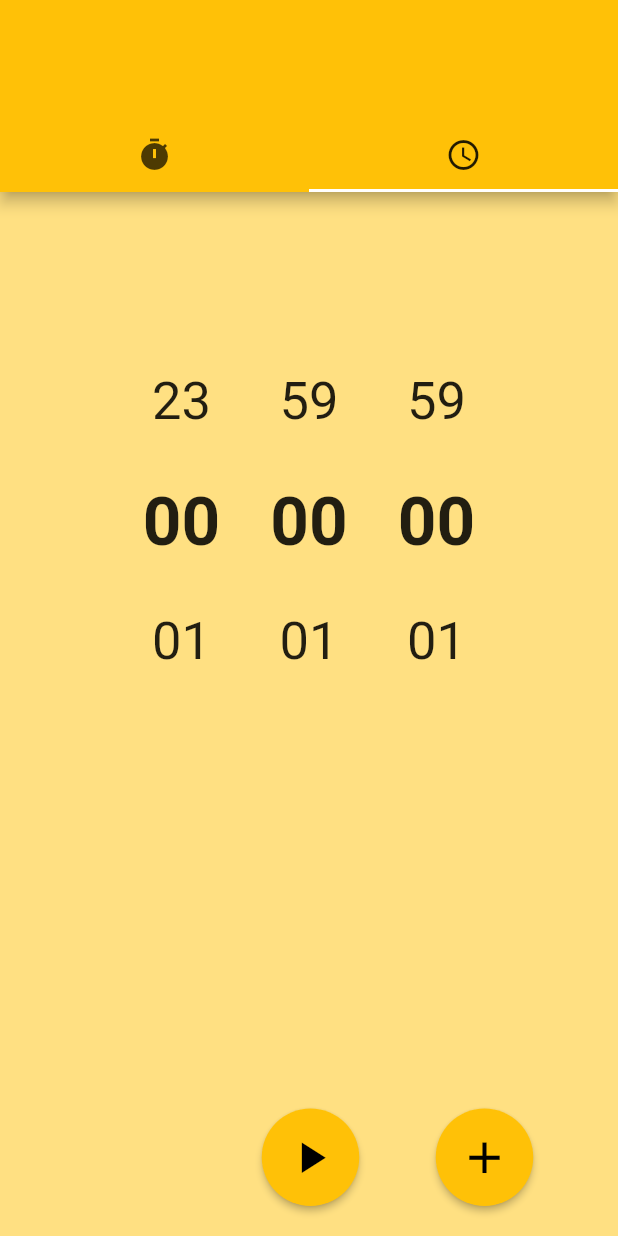
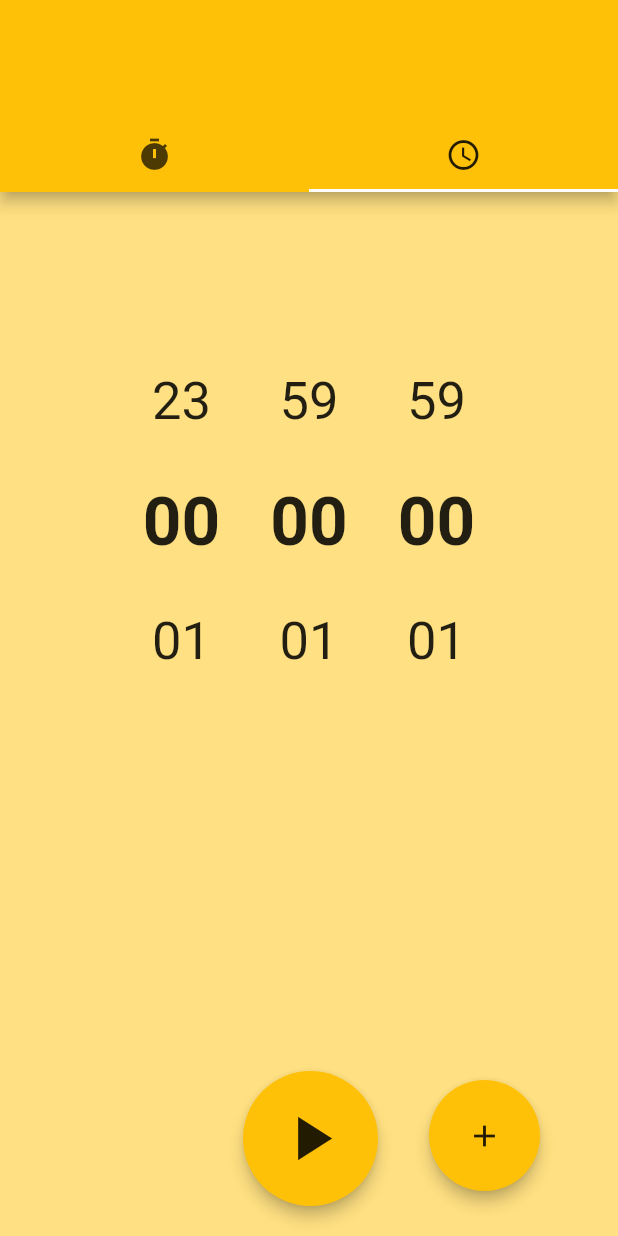
Before and after one commit to lionharrt/Stopwatch, a Flutter app: the screen it shows after launch, tab 2 chosen, on a phone screen of 412 x 824 dp. Run offline on Flutter 3.47's test engine with Material 2 defaults, Android fonts, the phone set to English and light mode, and no system bars; drawn by our look-alikes of flutter_time_picker_spinner.

Commit message:
stopwatch and timer now remembering data regardless of tab

```diff
--- a/lib/data_storage.dart
+++ b/lib/data_storage.dart
@@ -1,5 +1,19 @@
 import 'package:hello_world/stopwatch.dart';
+import 'package:hello_world/timer.dart';
 
 class DataStorage {
-  StopWatch stopwatchState = StopWatch();
+  static final DataStorage _singleton = DataStorage._internal();
+  final StopWatch stopwatchState = StopWatch();
+  final List<Duration> frequentTimers = [
+    Duration(minutes: 5),
+    Duration(minutes: 10),
+    Duration(minutes: 15)
+  ];
+  final HourGlassTimer hourGlassTimerState = HourGlassTimer();
+
+  factory DataStorage() {
+    return _singleton;
+  }
+
+  DataStorage._internal();
 }
--- a/lib/main.dart
+++ b/lib/main.dart
@@ -55,8 +55,9 @@ class _HomePageState extends State<HomePage>
 
   Widget getTabBarPages() {
     return TabBarView(controller: tabController, children: <Widget>[
-      StopWatchPage(dataStorage),
-      HourGlassTimerPage(),
+      StopWatchPage(dataStorage.stopwatchState),
+      HourGlassTimerPage(
+          dataStorage.frequentTimers, dataStorage.hourGlassTimerState),
     ]);
   }
 
--- a/lib/timer.dart
+++ b/lib/timer.dart
@@ -4,22 +4,9 @@ import 'dart:math' as math;
 import 'package:flutter/cupertino.dart';
 import 'package:flutter/material.dart';
 import 'package:flutter_time_picker_spinner/flutter_time_picker_spinner.dart';
+import 'package:hello_world/generic_button.dart';
 
-class HourGlassTimerPage extends StatefulWidget {
-  final List<Duration> frequentTimers = [
-    Duration(minutes: 5),
-    Duration(minutes: 10),
-    Duration(minutes: 15)
-  ];
-  HourGlassTimerPage({Key key}) : super(key: key);
-
-  @override
-  _HourGlassTimerPageState createState() => _HourGlassTimerPageState();
-}
-
-class _HourGlassTimerPageState extends State<HourGlassTimerPage>
-    with TickerProviderStateMixin {
-  //-----------------Properties--------------------//
+class HourGlassTimer {
   AnimationController controller;
 
   Duration originalDuration = Duration();
@@ -32,172 +19,164 @@ class _HourGlassTimerPageState extends State<HourGlassTimerPage>
   bool isStarted = false;
   bool isPaused = false;
   bool isFinished = false;
-  DateTime dateTime = DateTime(2000);
+  DateTime dateTime = DateTime(0);
+}
 
-//-----------------LifeCycle--------------------//
+class HourGlassTimerPage extends StatefulWidget {
+  final List<Duration> frequentTimers;
+  final HourGlassTimer hourGlassTimer;
+  HourGlassTimerPage(this.frequentTimers, this.hourGlassTimer, {Key key})
+      : super(key: key);
+
+  @override
+  _HourGlassTimerPageState createState() => _HourGlassTimerPageState();
+}
+
+class _HourGlassTimerPageState extends State<HourGlassTimerPage>
+    with TickerProviderStateMixin {
+  //*-----------------Properties--------------------//
+
+//*-----------------LifeCycle--------------------//
   @override
   void initState() {
     super.initState();
-    controller = AnimationController(
-      vsync: this,
-      duration: Duration(),
-    );
+    if (widget.hourGlassTimer.controller == null) {
+      widget.hourGlassTimer.controller = AnimationController(
+        vsync: this,
+        duration: Duration(),
+      );
+    }
   }
 
   @override
   void dispose() {
-    timer.cancel();
-    controller.dispose();
     super.dispose();
   }
 
-  //-----------------Methods--------------------//
+  //*-----------------Methods--------------------//
   String formatTime() {
-    String hours = changingDuration.inHours < 10
-        ? '0${changingDuration.inHours}'
-        : '${changingDuration.inHours}';
-    String minutes = changingDuration.inMinutes % 60 < 10
-        ? '0${changingDuration.inMinutes % 60}'
-        : '${changingDuration.inMinutes % 60}';
-    String seconds = changingDuration.inSeconds % 60 < 10
-        ? '0${changingDuration.inSeconds % 60}'
-        : '${changingDuration.inSeconds % 60}';
+    String hours = widget.hourGlassTimer.changingDuration.inHours < 10
+        ? '0${widget.hourGlassTimer.changingDuration.inHours}'
+        : '${widget.hourGlassTimer.changingDuration.inHours}';
+    String minutes = widget.hourGlassTimer.changingDuration.inMinutes % 60 < 10
+        ? '0${widget.hourGlassTimer.changingDuration.inMinutes % 60}'
+        : '${widget.hourGlassTimer.changingDuration.inMinutes % 60}';
+    String seconds = widget.hourGlassTimer.changingDuration.inSeconds % 60 < 10
+        ? '0${widget.hourGlassTimer.changingDuration.inSeconds % 60}'
+        : '${widget.hourGlassTimer.changingDuration.inSeconds % 60}';
 
     print("$hours:$minutes:$seconds");
     return "$hours:$minutes:$seconds";
   }
 
   void play() {
-    if (originalDuration.inSeconds >= 1) {
-      controller.duration = originalDuration;
-      // --- handle animation --- //
-      if (controller.isAnimating)
-        controller.stop();
+    if (widget.hourGlassTimer.originalDuration.inSeconds >= 1) {
+      widget.hourGlassTimer.controller.duration =
+          widget.hourGlassTimer.originalDuration;
+      //* --- handle animation --- //
+      if (widget.hourGlassTimer.controller.isAnimating)
+        widget.hourGlassTimer.controller.stop();
       else {
-        controller.reverse(
-            from: controller.value == 0.0 ? 1.0 : controller.value);
+        widget.hourGlassTimer.controller.reverse(
+            from: widget.hourGlassTimer.controller.value == 0.0
+                ? 1.0
+                : widget.hourGlassTimer.controller.value);
       }
-      // --- handle time --- //
-      if (!isStarted) {
+      //* --- handle time --- //
+      if (!widget.hourGlassTimer.isStarted) {
         setState(() {
-          changingDuration = originalDuration;
-          isStarted = true;
+          widget.hourGlassTimer.changingDuration =
+              widget.hourGlassTimer.originalDuration;
+          widget.hourGlassTimer.isStarted = true;
         });
         _tick();
-      } else if (isPaused && !isFinished) {
+      } else if (widget.hourGlassTimer.isPaused &&
+          !widget.hourGlassTimer.isFinished) {
         setState(() {
-          isPaused = false;
+          widget.hourGlassTimer.isPaused = false;
         });
-        nativeStopWatch.start();
+        widget.hourGlassTimer.nativeStopWatch.start();
         _tick();
       } else {
         // pausing
         setState(() {
-          nativeStopWatch.stop();
-          isPaused = true;
+          widget.hourGlassTimer.nativeStopWatch.stop();
+          widget.hourGlassTimer.isPaused = true;
         });
-        timer.cancel();
+        widget.hourGlassTimer.timer.cancel();
       }
     }
   }
 
   void repeat() {
     setState(() {
-      isFinished = false;
+      widget.hourGlassTimer.isStarted = false;
+      widget.hourGlassTimer.isFinished = false;
+      widget.hourGlassTimer.timer.cancel();
+      widget.hourGlassTimer.isPaused = false;
+      widget.hourGlassTimer.controller.reset();
+      widget.hourGlassTimer.nativeStopWatch = null;
+      widget.hourGlassTimer.changingDuration = Duration();
     });
     play();
   }
 
   void toggleShowFrequentTimers() {
     setState(() {
-      showFrequentTimers = !showFrequentTimers;
+      widget.hourGlassTimer.showFrequentTimers =
+          !widget.hourGlassTimer.showFrequentTimers;
     });
   }
 
   void setTimeFromFrequent(int minutes) {
     setState(() {
-      dateTime = DateTime(0, 0, 0, 0, minutes);
-      originalDuration = Duration(minutes: minutes);
+      widget.hourGlassTimer.dateTime = DateTime(0, 0, 0, 0, minutes);
+      widget.hourGlassTimer.originalDuration = Duration(minutes: minutes);
     });
-    print(dateTime);
+    print(widget.hourGlassTimer.dateTime);
   }
 
   void stop() {
-    timer.cancel();
-    controller.reset();
-    nativeStopWatch = null;
+    widget.hourGlassTimer.timer.cancel();
+    widget.hourGlassTimer.controller.reset();
+    widget.hourGlassTimer.nativeStopWatch = null;
     setState(() {
-      originalDuration = Duration();
-      changingDuration = Duration();
-      isStarted = false;
-      isPaused = false;
-      isFinished = false;
+      widget.hourGlassTimer.originalDuration = Duration();
+      widget.hourGlassTimer.changingDuration = Duration();
+      widget.hourGlassTimer.isStarted = false;
+      widget.hourGlassTimer.isPaused = false;
+      widget.hourGlassTimer.isFinished = false;
     });
   }
 
   void _tick() {
-    timer = Timer.periodic(Duration(milliseconds: 200), (Timer timer) {
+    widget.hourGlassTimer.timer =
+        Timer.periodic(Duration(milliseconds: 200), (Timer timer) {
       // if stopwatch is not created  ? start
-      if (nativeStopWatch == null) {
-        nativeStopWatch = Stopwatch();
-        nativeStopWatch.start();
+      if (widget.hourGlassTimer.nativeStopWatch == null) {
+        widget.hourGlassTimer.nativeStopWatch = Stopwatch();
+        widget.hourGlassTimer.nativeStopWatch.start();
       }
-      if (changingDuration.inMilliseconds < 350) {
+      if (widget.hourGlassTimer.changingDuration.inMilliseconds < 350) {
         setState(() {
-          changingDuration = Duration(
-              milliseconds: originalDuration.inMilliseconds -
-                  nativeStopWatch.elapsedMilliseconds);
-          isFinished = true;
+          widget.hourGlassTimer.changingDuration = Duration(
+              milliseconds: widget
+                      .hourGlassTimer.originalDuration.inMilliseconds -
+                  widget.hourGlassTimer.nativeStopWatch.elapsedMilliseconds);
+          widget.hourGlassTimer.isFinished = true;
         });
-        timer.cancel();
+        widget.hourGlassTimer.timer.cancel();
       } else {}
       setState(() {
-        changingDuration = Duration(
-            milliseconds: originalDuration.inMilliseconds -
-                nativeStopWatch.elapsedMilliseconds);
+        widget.hourGlassTimer.changingDuration = Duration(
+            milliseconds:
+                widget.hourGlassTimer.originalDuration.inMilliseconds -
+                    widget.hourGlassTimer.nativeStopWatch.elapsedMilliseconds);
       });
     });
   }
 
-  //-----------------Widgets--------------------//
-  Widget getIconButton(
-      {IconData icon,
-      Alignment alignment,
-      EdgeInsets margin,
-      Function method,
-      double size,
-      BuildContext context}) {
-    ThemeData themeData = Theme.of(context);
-
-    if (alignment == null) {
-      return Container(
-        margin: margin,
-        child: RawMaterialButton(
-          onPressed: () => method(),
-          elevation: 2.0,
-          fillColor: themeData.accentColor,
-          child: Icon(icon, size: size, color: themeData.accentIconTheme.color),
-          padding: EdgeInsets.all(15.0),
-          shape: CircleBorder(),
-        ),
-      );
-    }
-    return Align(
-        alignment: alignment,
-        child: Container(
-          margin: margin,
-          child: RawMaterialButton(
-            onPressed: () => method(),
-            elevation: 2.0,
-            fillColor: themeData.accentColor,
-            child:
-                Icon(icon, size: size, color: themeData.accentIconTheme.color),
-            padding: EdgeInsets.all(15.0),
-            shape: CircleBorder(),
-          ),
-        ));
-  }
-
+  // *-----------------Widgets--------------------//
   Widget getNumberButton(
       int number, EdgeInsets margin, Function method, BuildContext context) {
     ThemeData themeData = Theme.of(context);
@@ -224,7 +203,7 @@ class _HourGlassTimerPageState extends State<HourGlassTimerPage>
         child: Container(
             margin: EdgeInsets.only(top: 100),
             child: TimePickerSpinner(
-              time: dateTime,
+              time: widget.hourGlassTimer.dateTime,
               spacing: 5,
               isForce2Digits: true,
               itemWidth: 80,
@@ -238,25 +217,26 @@ class _HourGlassTimerPageState extends State<HourGlassTimerPage>
               isShowSeconds: true,
               onTimeChange: (time) {
                 setState(() {
-                  originalDuration = Duration(
+                  widget.hourGlassTimer.originalDuration = Duration(
                       hours: time.hour,
                       minutes: time.minute,
                       seconds: time.second);
+                  widget.hourGlassTimer.dateTime =
+                      DateTime(0, 0, 0, time.hour, time.minute, time.second);
                 });
               },
             )));
   }
 
-  Widget getAnimatedCountdown(context) {
-    ThemeData themeData = Theme.of(context);
+  Widget getAnimatedCountdown(ThemeData themeData) {
     return Padding(
-        padding: EdgeInsets.all(30.0),
+        padding: EdgeInsets.all(60.0),
         child: Column(
-            mainAxisAlignment: MainAxisAlignment.center,
+            mainAxisAlignment: MainAxisAlignment.start,
             children: <Widget>[
               Expanded(
                 child: Align(
-                  alignment: FractionalOffset.center,
+                  alignment: FractionalOffset.topCenter,
                   child: AspectRatio(
                     aspectRatio: 1.0,
                     child: Stack(
@@ -264,7 +244,7 @@ class _HourGlassTimerPageState extends State<HourGlassTimerPage>
                         Positioned.fill(
                           child: CustomPaint(
                               painter: CustomTimerPainter(
-                            animation: controller,
+                            animation: widget.hourGlassTimer.controller,
                             backgroundColor: Colors.white,
                             color: themeData.accentColor,
                           )),
@@ -276,7 +256,9 @@ class _HourGlassTimerPageState extends State<HourGlassTimerPage>
                             crossAxisAlignment: CrossAxisAlignment.center,
                             children: <Widget>[
                               Text(
-                                isFinished ? 'Finished' : formatTime(),
+                                widget.hourGlassTimer.isFinished
+                                    ? 'Finished'
+                                    : formatTime(),
                                 style: TextStyle(
                                     fontSize: 60.0, color: Colors.black),
                               ),
@@ -291,19 +273,21 @@ class _HourGlassTimerPageState extends State<HourGlassTimerPage>
             ]));
   }
 
-  Widget getFrequentTimerButtons(context) {
+  Widget getFrequentTimerButtons(ThemeData themeData) {
     List<Widget> frequentTimers = [];
     widget.frequentTimers.forEach((e) {
       frequentTimers.add(getNumberButton(e.inMinutes,
           EdgeInsets.only(bottom: 120), setTimeFromFrequent, context));
     });
-    frequentTimers.add(getIconButton(
-        icon: Icons.add,
+    frequentTimers.add(GenericButton(
+        icon: Icon(Icons.add),
         alignment: null,
         margin: EdgeInsets.only(bottom: 120),
         method: toggleShowFrequentTimers,
         size: 25,
-        context: context));
+        elevation: 4,
+        color: themeData.accentColor,
+        shape: CircleBorder()));
 
     return Container(
         alignment: Alignment.bottomCenter,
@@ -314,7 +298,8 @@ class _HourGlassTimerPageState extends State<HourGlassTimerPage>
                 crossAxisAlignment: WrapCrossAlignment.center,
                 children: frequentTimers)));
   }
-  //-----------------Build--------------------//
+
+  //*-----------------Build--------------------//
 
   @override
   Widget build(BuildContext context) {
@@ -322,59 +307,78 @@ class _HourGlassTimerPageState extends State<HourGlassTimerPage>
     return Scaffold(
         backgroundColor: themeData.backgroundColor,
         body: AnimatedBuilder(
-            animation: controller,
+            animation: widget.hourGlassTimer.controller,
             builder: (context, child) => Stack(children: [
-                  if (!isStarted) getTimePicker(),
-                  if (isStarted) getAnimatedCountdown(context),
-                  if (!isStarted && showFrequentTimers)
-                    getFrequentTimerButtons(context),
+                  if (!widget.hourGlassTimer.isStarted) getTimePicker(),
+                  if (widget.hourGlassTimer.isStarted)
+                    getAnimatedCountdown(themeData),
+                  if (!widget.hourGlassTimer.isStarted &&
+                      widget.hourGlassTimer.showFrequentTimers)
+                    getFrequentTimerButtons(themeData),
                   Row(
                     mainAxisAlignment: MainAxisAlignment.spaceBetween,
                     children: [
-                      if (!isFinished)
+                      if (!widget.hourGlassTimer.isFinished)
                         Expanded(
-                            child: getIconButton(
-                                icon: controller.isAnimating
-                                    ? Icons.pause
-                                    : Icons.play_arrow,
+                            child: GenericButton(
+                                icon: Icon(
+                                  widget.hourGlassTimer.controller.isAnimating
+                                      ? Icons.pause
+                                      : Icons.play_arrow,
+                                  size: 50,
+                                ),
                                 alignment: Alignment.bottomCenter,
                                 margin: EdgeInsets.only(left: 135, bottom: 20),
                                 method: play,
-                                size: 35,
-                                context: context)),
-                      if (!isStarted)
-                        getIconButton(
-                            icon: Icons.add,
+                                size: 20,
+                                elevation: 4,
+                                color: themeData.accentColor,
+                                shape: CircleBorder())),
+                      if (!widget.hourGlassTimer.isStarted)
+                        GenericButton(
+                            icon: Icon(Icons.add),
                             alignment: Alignment.bottomRight,
-                            margin: EdgeInsets.only(right: 45, bottom: 20),
+                            margin: EdgeInsets.only(right: 45, bottom: 30),
                             method: toggleShowFrequentTimers,
-                            size: 35,
-                            context: context),
-                      if (!isFinished && isStarted)
-                        getIconButton(
-                            icon: Icons.stop,
+                            size: 25,
+                            elevation: 4,
+                            color: themeData.accentColor,
+                            shape: CircleBorder()),
+                      if (!widget.hourGlassTimer.isFinished &&
+                          widget.hourGlassTimer.isStarted)
+                        GenericButton(
+                            icon: Icon(Icons.stop),
                             alignment: Alignment.bottomRight,
-                            margin: EdgeInsets.only(right: 45, bottom: 20),
+                            margin: EdgeInsets.only(right: 45, bottom: 30),
                             method: stop,
-                            size: 35,
-                            context: context),
-                      if (isFinished)
+                            size: 25,
+                            elevation: 4,
+                            color: themeData.accentColor,
+                            shape: CircleBorder()),
+                      if (widget.hourGlassTimer.isFinished)
                         Expanded(
-                            child: getIconButton(
-                                icon: Icons.replay,
+                            child: GenericButton(
+                                icon: Icon(
+                                  Icons.replay,
+                                  size: 50,
+                                ),
                                 alignment: Alignment.bottomCenter,
                                 margin: EdgeInsets.only(left: 135, bottom: 20),
                                 method: repeat,
-                                size: 35,
-                                context: context)),
-                      if (isFinished)
-                        getIconButton(
-                            icon: Icons.keyboard_return,
+                                size: 25,
+                                elevation: 4,
+                                color: themeData.accentColor,
+                                shape: CircleBorder())),
+                      if (widget.hourGlassTimer.isFinished)
+                        GenericButton(
+                            icon: Icon(Icons.keyboard_return),
                             alignment: Alignment.bottomCenter,
-                            margin: EdgeInsets.only(right: 45, bottom: 20),
+                            margin: EdgeInsets.only(right: 45, bottom: 30),
                             method: stop,
-                            size: 35,
-                            context: context)
+                            size: 25,
+                            elevation: 4,
+                            color: themeData.accentColor,
+                            shape: CircleBorder())
                     ],
                   )
                 ])));
```
Also changed, not shown: lib/stopwatch.dart (+26 -25 lines).
